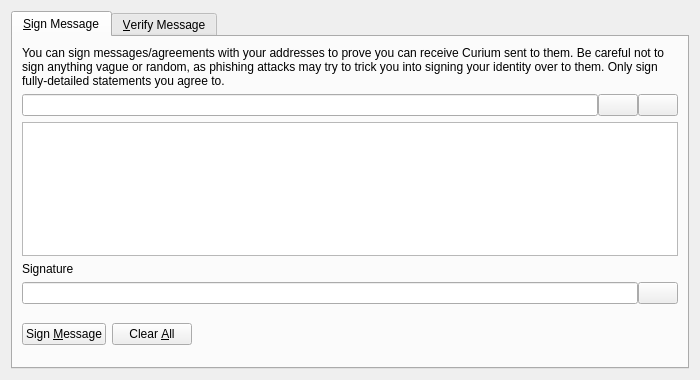
This is src/qt/forms/signverifymessagedialog.ui in adm2018/curium as Qt 5 draws it before an edit. The edited form follows.
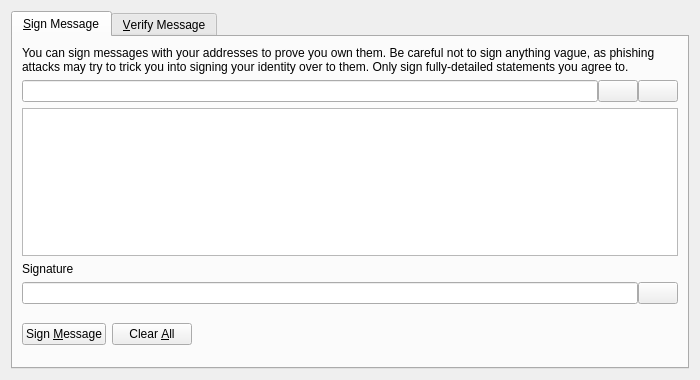
This is the edited form. Icons and pictures are not drawn. Custom widgets are drawn as their Qt base class.

```diff
--- a/src/qt/forms/signverifymessagedialog.ui
+++ b/src/qt/forms/signverifymessagedialog.ui
@@ -30,7 +30,7 @@
        <item>
         <widget class="QLabel" name="infoLabel_SM">
          <property name="text">
-          <string>You can sign messages/agreements with your addresses to prove you can receive Curium sent to them. Be careful not to sign anything vague or random, as phishing attacks may try to trick you into signing your identity over to them. Only sign fully-detailed statements you agree to.</string>
+          <string>You can sign messages with your addresses to prove you own them. Be careful not to sign anything vague, as phishing attacks may try to trick you into signing your identity over to them. Only sign fully-detailed statements you agree to.</string>
          </property>
          <property name="textFormat">
           <enum>Qt::PlainText</enum>
```
Left out of the diff: 47 changed lines with no effect on the pictures.
